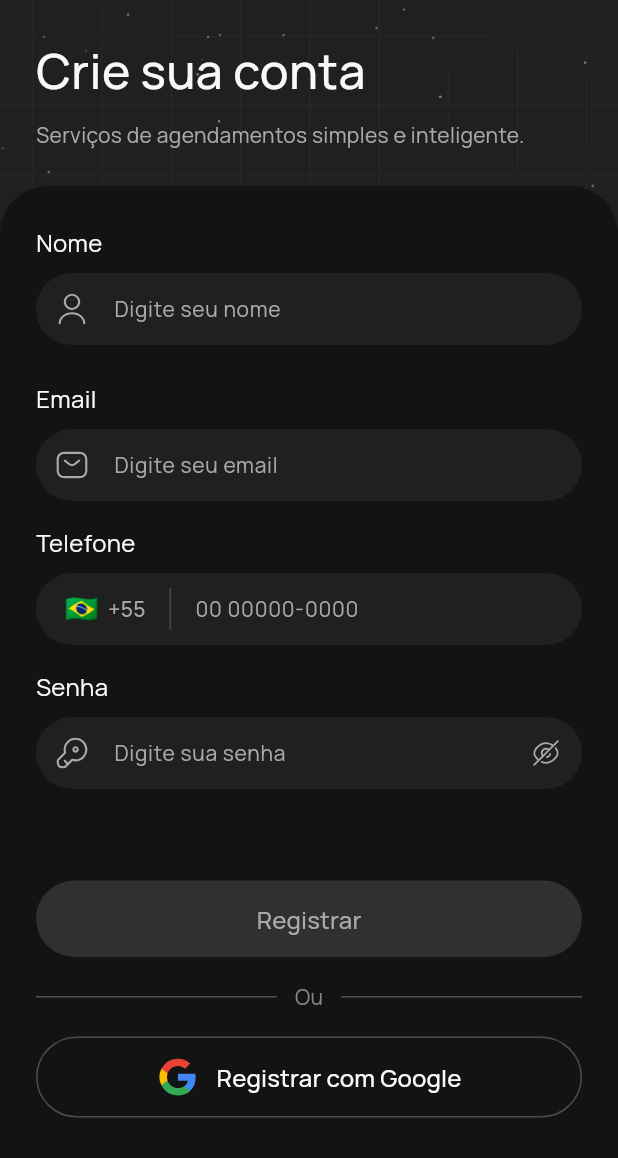
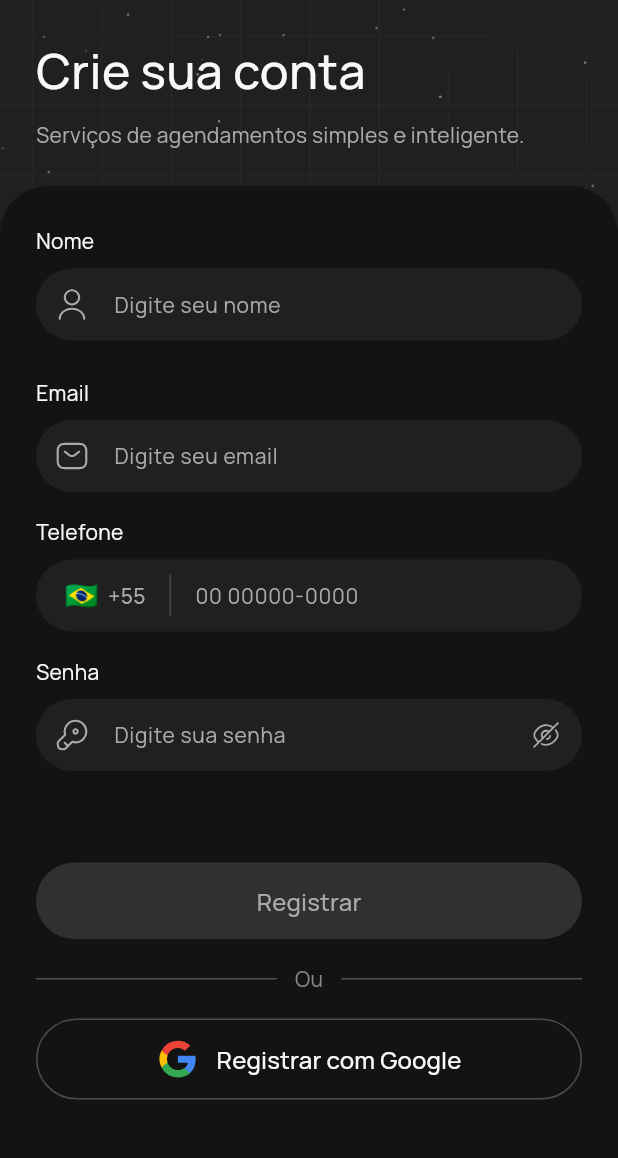
Before and after one commit to MikeFernando/Nileon, a Flutter app: the screen it shows after launch, after a tap on an icon or button, on a phone screen of 412 x 824 dp, the part 78-1236 px from its top. Run offline on Flutter 3.47's test engine with Material 3 defaults, Android fonts, the phone set to English and light mode, and no system bars; our stand-ins replace flutter_svg, get.

Commit message:
ui: ajuste no tamanho do label inputs login e signup

```diff
--- a/lib/ui/pages/login/components/email_input.dart
+++ b/lib/ui/pages/login/components/email_input.dart
@@ -51,7 +51,7 @@ class _EmailInputState extends State<EmailInput> {
         const SizedBox(height: 24),
         Text(
           'Email',
-          style: AppTypography.bodyLargeWithColor(AppColors.dark100),
+          style: AppTypography.bodyMediumWithColor(AppColors.dark100),
         ),
         const SizedBox(height: 8),
         StreamBuilder<String?>(
--- a/lib/ui/pages/login/components/password_input.dart
+++ b/lib/ui/pages/login/components/password_input.dart
@@ -27,9 +27,7 @@ class _PasswordInputState extends State<PasswordInput> {
         _hasFocus = _focusNode.hasFocus;
       });
 
-      // Valida quando o foco sai
       if (!_focusNode.hasFocus && _controller.text.isNotEmpty) {
-        // Valida quando o foco sai
         if (mounted && _presenter != null) {
           _presenter!.validatePasswordOnFocusLost(_controller.text);
         }
@@ -53,7 +51,7 @@ class _PasswordInputState extends State<PasswordInput> {
       children: [
         Text(
           'Senha',
-          style: AppTypography.bodyLargeWithColor(AppColors.dark100),
+          style: AppTypography.bodyMediumWithColor(AppColors.dark100),
         ),
         const SizedBox(height: 8),
         StreamBuilder<String?>(
--- a/lib/ui/pages/signup/components/email_input.dart
+++ b/lib/ui/pages/signup/components/email_input.dart
@@ -52,7 +52,7 @@ class _EmailInputState extends State<EmailInput> {
         const SizedBox(height: 24),
         Text(
           'Email',
-          style: AppTypography.bodyLargeWithColor(AppColors.dark100),
+          style: AppTypography.bodyMediumWithColor(AppColors.dark100),
         ),
         const SizedBox(height: 8),
         StreamBuilder<String?>(
--- a/lib/ui/pages/signup/components/name_input.dart
+++ b/lib/ui/pages/signup/components/name_input.dart
@@ -52,7 +52,7 @@ class _NameInputState extends State<NameInput> {
         const SizedBox(height: 18),
         Text(
           'Nome',
-          style: AppTypography.bodyLargeWithColor(AppColors.dark100),
+          style: AppTypography.bodyMediumWithColor(AppColors.dark100),
         ),
         const SizedBox(height: 8),
         StreamBuilder<String?>(
--- a/lib/ui/pages/signup/components/password_input.dart
+++ b/lib/ui/pages/signup/components/password_input.dart
@@ -54,7 +54,7 @@ class _PasswordInputState extends State<PasswordInput> {
       children: [
         Text(
           'Senha',
-          style: AppTypography.bodyLargeWithColor(AppColors.dark100),
+          style: AppTypography.bodyMediumWithColor(AppColors.dark100),
         ),
         const SizedBox(height: 8),
         StreamBuilder<String?>(
--- a/lib/ui/pages/signup/components/phone_input.dart
+++ b/lib/ui/pages/signup/components/phone_input.dart
@@ -69,7 +69,7 @@ class _PhoneInputState extends State<PhoneInput> {
       children: [
         Text(
           'Telefone',
-          style: AppTypography.bodyLargeWithColor(AppColors.dark100),
+          style: AppTypography.bodyMediumWithColor(AppColors.dark100),
         ),
         const SizedBox(height: 8),
         StreamBuilder<String?>(
```
